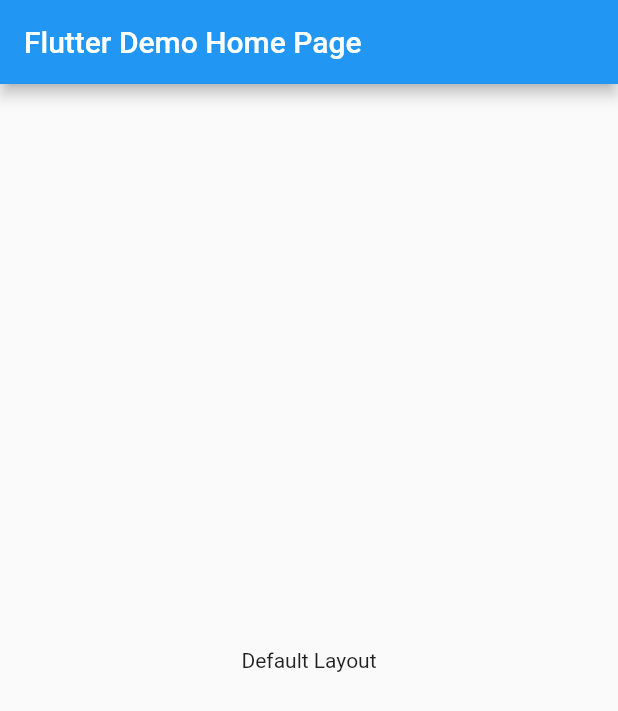
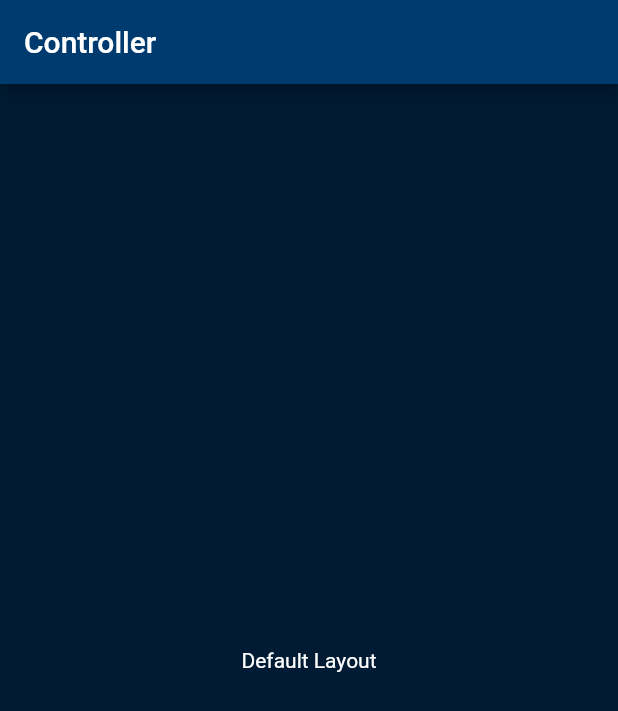
Before and after one commit to JosephLattisaw/save_and_restore, a Flutter app: the screen it shows after launch, on a phone screen of 412 x 824 dp. Shown: the top 711 px of the screen. Run offline on Flutter 3.47's test engine with Material 2 defaults, Android fonts, the phone set to English and light mode, and no system bars; our stand-ins replace flutter_hooks.

Commit message:
created default color scheme for our material color

```diff
--- a/controller/lib/main.dart
+++ b/controller/lib/main.dart
@@ -5,15 +5,29 @@
   runApp(MyApp());
 }
 
+Map<int, Color> colorCodes = {
+  50: Color.fromRGBO(147, 205, 72, .1),
+  100: Color.fromRGBO(147, 205, 72, .2),
+  200: Color.fromRGBO(147, 205, 72, .3),
+  300: Color.fromRGBO(147, 205, 72, .4),
+  400: Color.fromRGBO(147, 205, 72, .5),
+  500: Color.fromRGBO(147, 205, 72, .6),
+  600: Color.fromRGBO(147, 205, 72, .7),
+  700: Color.fromRGBO(147, 205, 72, .8),
+  800: Color.fromRGBO(147, 205, 72, .9),
+  900: Color.fromRGBO(147, 205, 72, 1),
+};
+
 class MyApp extends StatelessWidget {
   @override
   Widget build(BuildContext context) {
     return MaterialApp(
-      title: 'Flutter Demo',
+      title: 'controller',
       theme: ThemeData(
-        primarySwatch: Colors.blue,
+        primarySwatch: MaterialColor(0xFF003b70, colorCodes),
+        scaffoldBackgroundColor: MaterialColor(0xFF001b33, colorCodes),
       ),
-      home: MyHomePage(title: 'Flutter Demo Home Page'),
+      home: MyHomePage(title: 'Controller'),
     );
   }
 }
@@ -35,6 +49,7 @@
           children: <Widget>[
             Text(
               'Default Layout',
+              style: TextStyle(color: Colors.white),
             ),
           ],
         ),
```
